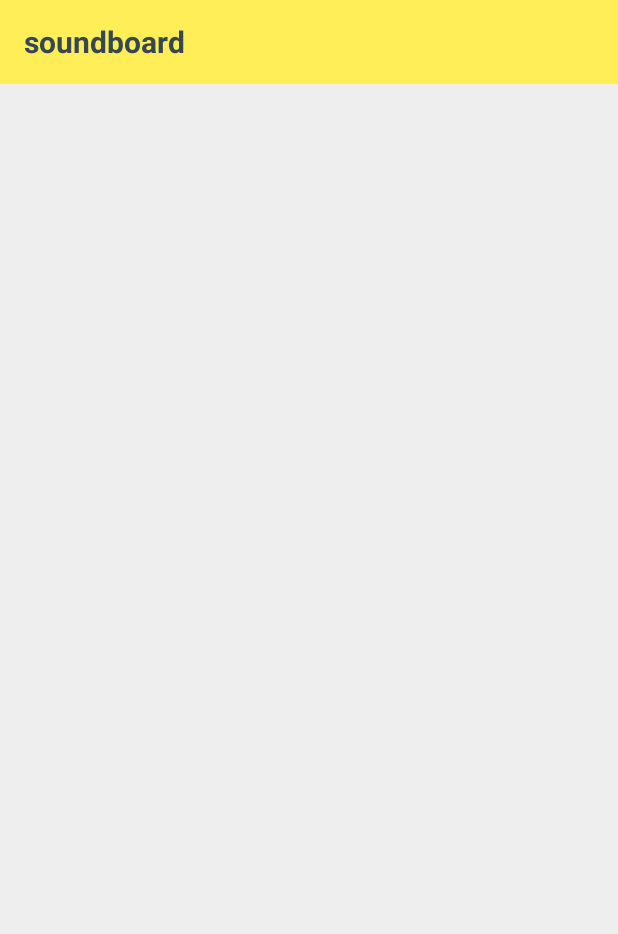
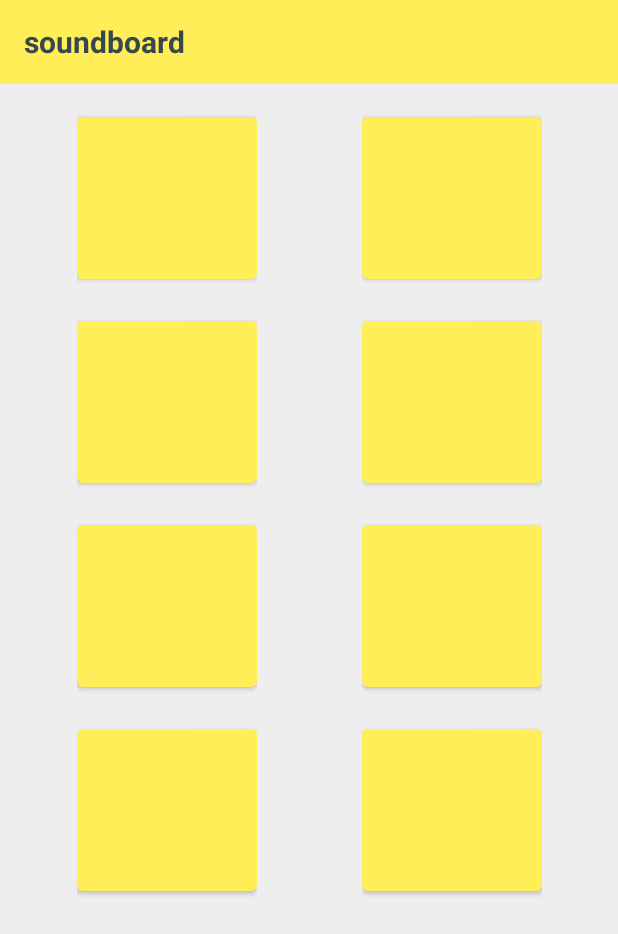
Before and after one commit to mikkipastel/soundboard, an Android app: the screen it shows after launch (MainActivity), on a phone screen of 412 x 824 dp. Shown: the top 934 px of the screen. Run offline under Robolectric (Android 15) with nearby library versions, the phone set to English and light mode, and no system bars; Roboto replaces fonts that are not available here.

Commit message:
feat: add BottomSheet for choose sound effect

```diff
--- a/app/src/main/java/com/mikkipastel/soundboard/view/MainFragment.kt
+++ b/app/src/main/java/com/mikkipastel/soundboard/view/MainFragment.kt
@@ -5,11 +5,17 @@ import android.view.LayoutInflater
 import android.view.View
 import android.view.ViewGroup
 import androidx.fragment.app.Fragment
+import androidx.recyclerview.widget.GridLayoutManager
 import com.mikkipastel.soundboard.databinding.FragmentMainBinding
+import com.mikkipastel.soundboard.view.button.ButtonSoundAdapter
+import com.mikkipastel.soundboard.view.button.ButtonSoundListener
+import com.mikkipastel.soundboard.view.list.ChooseSoundBottomSheet
 
-class MainFragment: Fragment() {
+class MainFragment: Fragment(), ButtonSoundListener {
 
     private lateinit var binding: FragmentMainBinding
+
+    private val buttonAdapter = ButtonSoundAdapter(this)
 
     companion object {
         fun newInstant() = MainFragment()
@@ -27,6 +33,21 @@ class MainFragment: Fragment() {
     override fun onViewCreated(view: View, savedInstanceState: Bundle?) {
         super.onViewCreated(view, savedInstanceState)
 
+        binding.recyclerView.apply {
+            layoutManager = GridLayoutManager(requireContext(), 2)
+            adapter = buttonAdapter
+        }
+    }
 
+    override fun playSound() {
+        //play with player
+    }
+
+    override fun chooseSound() {
+        ChooseSoundBottomSheet.newInstance()
+            .show(
+                parentFragmentManager,
+                "chooseSoundBottomSheet"
+            )
     }
 }
--- a/app/src/main/java/com/mikkipastel/soundboard/view/button/ButtonSoundAdapter.kt
+++ b/app/src/main/java/com/mikkipastel/soundboard/view/button/ButtonSoundAdapter.kt
@@ -4,11 +4,14 @@ import android.view.LayoutInflater
 import android.view.ViewGroup
 import androidx.recyclerview.widget.RecyclerView
 import com.mikkipastel.soundboard.databinding.ItemChooseSoundBinding
+import com.mikkipastel.soundboard.databinding.ItemSoundButtonBinding
 
-class ButtonSoundAdapter(): RecyclerView.Adapter<ButtonSoundViewHolder>() {
+class ButtonSoundAdapter(
+    private val listener: ButtonSoundListener
+): RecyclerView.Adapter<ButtonSoundViewHolder>() {
     override fun onCreateViewHolder(parent: ViewGroup, viewType: Int): ButtonSoundViewHolder {
         return ButtonSoundViewHolder(
-            ItemChooseSoundBinding.inflate(
+            ItemSoundButtonBinding.inflate(
                 LayoutInflater.from(parent.context),
                 parent,
                 false
@@ -17,7 +20,7 @@ class ButtonSoundAdapter(): RecyclerView.Adapter<ButtonSoundViewHolder>() {
     }
 
     override fun onBindViewHolder(holder: ButtonSoundViewHolder, position: Int) {
-        holder.bindView()
+        holder.bindView(listener)
     }
 
     override fun getItemCount(): Int = 8
--- a/app/src/main/java/com/mikkipastel/soundboard/view/button/ButtonSoundViewHolder.kt
+++ b/app/src/main/java/com/mikkipastel/soundboard/view/button/ButtonSoundViewHolder.kt
@@ -2,12 +2,31 @@ package com.mikkipastel.soundboard.view.button
 
 import androidx.recyclerview.widget.RecyclerView
 import com.mikkipastel.soundboard.databinding.ItemChooseSoundBinding
+import com.mikkipastel.soundboard.databinding.ItemSoundButtonBinding
 
 class ButtonSoundViewHolder(
-    private val itemBinding: ItemChooseSoundBinding
+    private val itemBinding: ItemSoundButtonBinding
 ) : RecyclerView.ViewHolder(itemBinding.root){
 
-    fun bindView() {
-        //todo
+    fun bindView(
+        listener: ButtonSoundListener
+    ) {
+        itemBinding.apply {
+            button.apply {
+                setOnClickListener {
+                    listener.playSound()
+                }
+                setOnLongClickListener {
+                    listener.chooseSound()
+                    return@setOnLongClickListener false
+                }
+            }
+            //textEmoji
+        }
     }
 }
+
+interface ButtonSoundListener {
+    fun playSound()
+    fun chooseSound()
+}
--- a/app/src/main/res/layout/fragment_choose_sound_bottom.xml
+++ b/app/src/main/res/layout/fragment_choose_sound_bottom.xml
@@ -14,7 +14,7 @@
         android:layout_marginStart="24dp"
         android:fontFamily="@font/roboto"
         android:textStyle="bold"
-        android:textSize="24sp"
+        android:textSize="20sp"
         android:textColor="@color/black"
         android:text="@string/title_choose_sound"
         app:layout_constraintTop_toTopOf="parent"
--- a/app/src/main/res/layout/fragment_main.xml
+++ b/app/src/main/res/layout/fragment_main.xml
@@ -9,9 +9,12 @@
         android:id="@+id/recyclerView"
         android:layout_width="match_parent"
         android:layout_height="wrap_content"
+        android:layout_marginTop="16dp"
+        android:layout_marginStart="16dp"
+        android:layout_marginEnd="16dp"
         app:layout_constraintTop_toTopOf="parent"
         app:layout_constraintStart_toStartOf="parent"
-        tools:itemCount="7"
+        tools:itemCount="8"
         tools:listitem="@layout/item_sound_button"/>
 
 </androidx.constraintlayout.widget.ConstraintLayout>
--- a/app/src/main/res/layout/item_sound_button.xml
+++ b/app/src/main/res/layout/item_sound_button.xml
@@ -1,9 +1,18 @@
 <?xml version="1.0" encoding="utf-8"?>
 <androidx.constraintlayout.widget.ConstraintLayout xmlns:android="http://schemas.android.com/apk/res/android"
-    android:layout_width="72dp"
-    android:layout_height="72dp"
+    android:layout_width="match_parent"
+    android:layout_height="wrap_content"
+    android:layout_marginBottom="16dp"
     xmlns:app="http://schemas.android.com/apk/res-auto"
     xmlns:tools="http://schemas.android.com/tools">
+
+    <androidx.constraintlayout.widget.ConstraintLayout
+        android:id="@+id/layoutButton"
+        android:layout_width="120dp"
+        android:layout_height="120dp"
+        app:layout_constraintStart_toStartOf="parent"
+        app:layout_constraintEnd_toEndOf="parent"
+        app:layout_constraintTop_toTopOf="parent">
 
         <com.google.android.material.button.MaterialButton
             android:id="@+id/button"
@@ -13,6 +22,7 @@
             app:layout_constraintStart_toStartOf="parent"/>
 
         <androidx.appcompat.widget.AppCompatTextView
+            android:id="@+id/textEmoji"
             android:layout_width="wrap_content"
             android:layout_height="wrap_content"
             android:textSize="16sp"
@@ -25,3 +35,5 @@
             tools:text="🧒📣"/>
 
     </androidx.constraintlayout.widget.ConstraintLayout>
+
+</androidx.constraintlayout.widget.ConstraintLayout>
```
Also changed, not shown: app/src/main/assets/soundboard.json (+6 -1 lines), app/src/main/java/com/mikkipastel/soundboard/utils/utils.kt (added, +20 -0 lines), app/src/main/java/com/mikkipastel/soundboard/view/list/ChooseSoundAdapter.kt (+7 -3 lines), app/src/main/java/com/mikkipastel/soundboard/view/list/ChooseSoundBottomSheet.kt (+22 -2 lines), app/src/main/java/com/mikkipastel/soundboard/view/list/ChooseSoundViewHolder.kt (+30 -2 lines), app/src/main/res/layout/item_choose_sound.xml (+5 -3 lines). Lines whose indentation alone changed are shown as unchanged.
